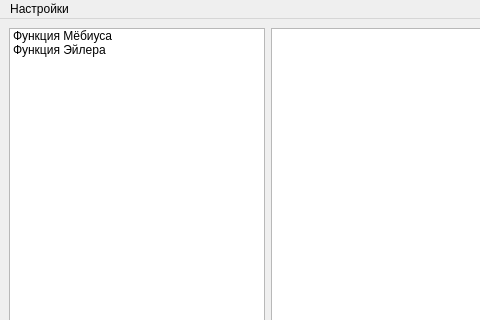
Qt form generatorwindow.ui (TeddyReady/MathTasksRenderer) before a commit; both pictures show x 0 to 480 and y 0 to 320 of the 728 by 544 pixel window.
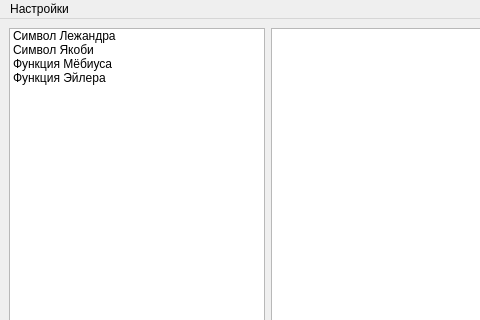
The same form after that commit.

```diff
--- a/generatorwindow.ui
+++ b/generatorwindow.ui
@@ -17,6 +17,16 @@
    <layout class="QGridLayout" name="gridLayout">
     <item row="0" column="0" colspan="2">
      <widget class="QListWidget" name="tasksList">
+      <item>
+       <property name="text">
+        <string>Символ Лежандра</string>
+       </property>
+      </item>
+      <item>
+       <property name="text">
+        <string>Символ Якоби</string>
+       </property>
+      </item>
       <item>
        <property name="text">
         <string>Функция Мёбиуса</string>
```
Left out of the diff: 6 changed lines with no effect on the pictures.
